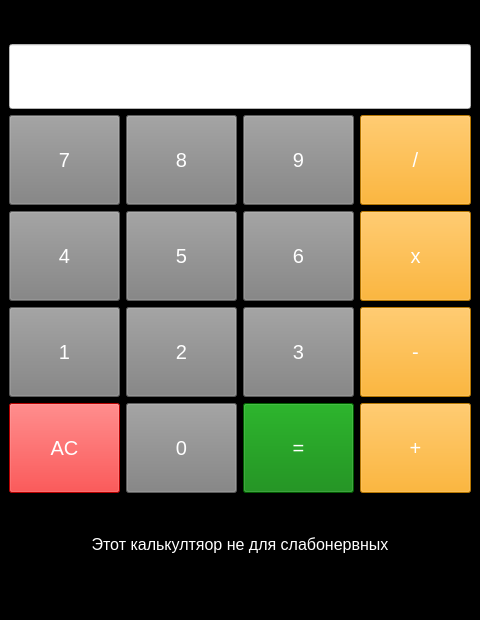
Before: the Qt Designer form mainwindow.ui in Maassya/calculator, drawn with Qt 5.
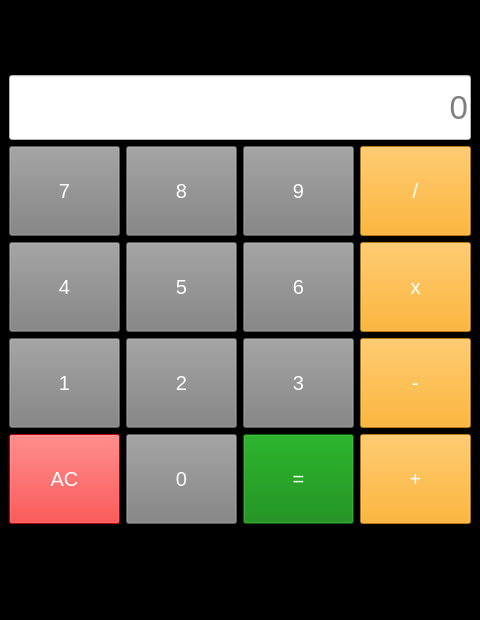
After: the same form once the commit is applied.

```diff
--- a/mainwindow.ui
+++ b/mainwindow.ui
@@ -61,16 +61,40 @@
      </spacer>
     </item>
     <item>
-     <widget class="QLineEdit" name="lineEdit">
+     <widget class="QLineEdit" name="line_result">
+      <property name="sizePolicy">
+       <sizepolicy hsizetype="Expanding" vsizetype="Fixed">
+        <horstretch>0</horstretch>
+        <verstretch>0</verstretch>
+       </sizepolicy>
+      </property>
       <property name="minimumSize">
        <size>
         <width>0</width>
         <height>65</height>
        </size>
       </property>
+      <property name="font">
+       <font>
+        <family>MS Shell Dlg 2</family>
+        <pointsize>25</pointsize>
+       </font>
+      </property>
+      <property name="layoutDirection">
+       <enum>Qt::RightToLeft</enum>
+      </property>
       <property name="styleSheet">
        <string notr="true">color: black; background-color: white;</string>
       </property>
+      <property name="alignment">
+       <set>Qt::AlignRight|Qt::AlignTrailing|Qt::AlignVCenter</set>
+      </property>
+      <property name="readOnly">
+       <bool>true</bool>
+      </property>
+      <property name="placeholderText">
+       <string>0</string>
+      </property>
      </widget>
     </item>
     <item>
@@ -85,6 +109,7 @@
         </property>
         <property name="font">
          <font>
+          <family>MS Shell Dlg 2</family>
           <pointsize>15</pointsize>
          </font>
         </property>
@@ -106,6 +131,7 @@
         </property>
         <property name="font">
          <font>
+          <family>MS Shell Dlg 2</family>
           <pointsize>15</pointsize>
          </font>
         </property>
@@ -127,6 +153,7 @@
         </property>
         <property name="font">
          <font>
+          <family>MS Shell Dlg 2</family>
           <pointsize>15</pointsize>
          </font>
         </property>
@@ -148,6 +175,7 @@
         </property>
         <property name="font">
          <font>
+          <family>MS Shell Dlg 2</family>
           <pointsize>15</pointsize>
          </font>
         </property>
@@ -173,6 +201,7 @@
         </property>
         <property name="font">
          <font>
+          <family>MS Shell Dlg 2</family>
           <pointsize>15</pointsize>
          </font>
         </property>
@@ -438,43 +467,6 @@
       </property>
      </spacer>
     </item>
-    <item>
-     <widget class="QLabel" name="text1">
-      <property name="minimumSize">
-       <size>
-        <width>40</width>
-        <height>20</height>
-       </size>
-      </property>
-      <property name="font">
-       <font>
-        <pointsize>12</pointsize>
-       </font>
-      </property>
-      <property name="styleSheet">
-       <string notr="true">color: white;</string>
-      </property>
-      <property name="text">
-       <string>Этот калькултяор не для слабонервных</string>
-      </property>
-      <property name="alignment">
-       <set>Qt::AlignCenter</set>
-      </property>
-     </widget>
-    </item>
-    <item>
-     <spacer name="verticalSpacer_3">
-      <property name="orientation">
-       <enum>Qt::Vertical</enum>
-      </property>
-      <property name="sizeHint" stdset="0">
-       <size>
-        <width>20</width>
-        <height>40</height>
-       </size>
-      </property>
-     </spacer>
-    </item>
    </layout>
   </widget>
   <widget class="QStatusBar" name="statusbar"/>
```
Left out of the diff: 4 changed lines with no effect on the pictures.
